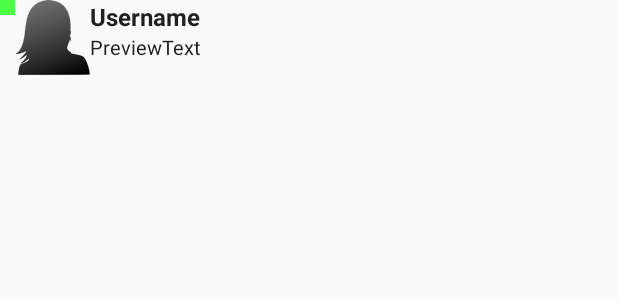
After one commit to Kalianey/Oxapp, an Android app: the layout conversation_list_row.xml on its own in the app's theme, with its tools: preview values and no code run, on a phone screen of 412 x 824 dp. The commit adds this screen. Shown: the top 300 px of the screen. Run offline under Robolectric (Android 15) with nearby library versions, the phone set to English and light mode, and no system bars.

Commit message:
Added conversation_list.xml

```diff
--- a/app/src/main/java/com/kalianey/oxapp/views/ConversationListFragment.java
+++ b/app/src/main/java/com/kalianey/oxapp/views/ConversationListFragment.java
@@ -6,6 +6,7 @@ import android.view.LayoutInflater;
 import android.view.View;
 import android.view.ViewGroup;
 
+import com.kalianey.oxapp.AppController;
 import com.kalianey.oxapp.R;
 
 /**
--- /dev/null
+++ b/app/src/main/res/layout/conversation_list_row.xml
@@ -0,0 +1,60 @@
+<?xml version="1.0" encoding="utf-8"?>
+<RelativeLayout xmlns:android="http://schemas.android.com/apk/res/android"
+    android:orientation="vertical"
+    android:layout_width="match_parent"
+    android:layout_height="match_parent">
+
+    <LinearLayout
+        android:orientation="horizontal"
+        android:layout_width="match_parent"
+        android:layout_height="wrap_content"
+        android:weightSum="1"
+        >
+
+        <ImageView
+            android:id="@+id/userStatus"
+            android:layout_width="10dp"
+            android:layout_height="10dp"
+            android:background="#4cff46"
+            android:paddingRight="10dp"
+            />
+
+        <com.android.volley.toolbox.NetworkImageView
+            android:id="@+id/avatarImageView"
+            android:layout_height="50dp"
+            android:layout_width="50dp"
+            android:paddingRight="10dp"
+            android:background="@drawable/default_avatar_female" />
+
+        <LinearLayout
+            android:orientation="vertical"
+            android:layout_width="wrap_content"
+            android:layout_height="wrap_content"
+            >
+
+            <TextView
+                android:id="@+id/username"
+                android:layout_width="wrap_content"
+                android:layout_height="wrap_content"
+                android:text="Username"
+                android:textStyle="bold"
+                android:textColor="#ff212121"
+                android:textSize="16sp"
+
+                />
+            <TextView
+                android:id="@+id/previewText"
+                android:layout_width="wrap_content"
+                android:layout_height="wrap_content"
+                android:text="PreviewText"
+                android:textStyle="normal"
+                android:textColor="#ff212121"
+                android:textSize="13sp"
+
+                />
+
+        </LinearLayout>
+
+    </LinearLayout>
+
+</RelativeLayout>
--- a/app/src/main/res/layout/fragment_conversation_list.xml
+++ b/app/src/main/res/layout/fragment_conversation_list.xml
@@ -6,7 +6,13 @@
     android:paddingBottom="@dimen/activity_vertical_margin"
     tools:context=".ConversationListFragment">
 
-    <TextView android:text="@string/hello_world" android:layout_width="wrap_content"
-        android:layout_height="wrap_content" />
+    <ListView
+        android:id="@+id/conversation_list"
+        android:layout_width="fill_parent"
+        android:layout_height="fill_parent"
+        android:dividerHeight="1dp"
+        android:divider="#C4CCCF">
+
+    </ListView>
 
 </RelativeLayout>
```
Also changed, not shown: app/src/main/res/drawable/default_avatar_female.png (added).
